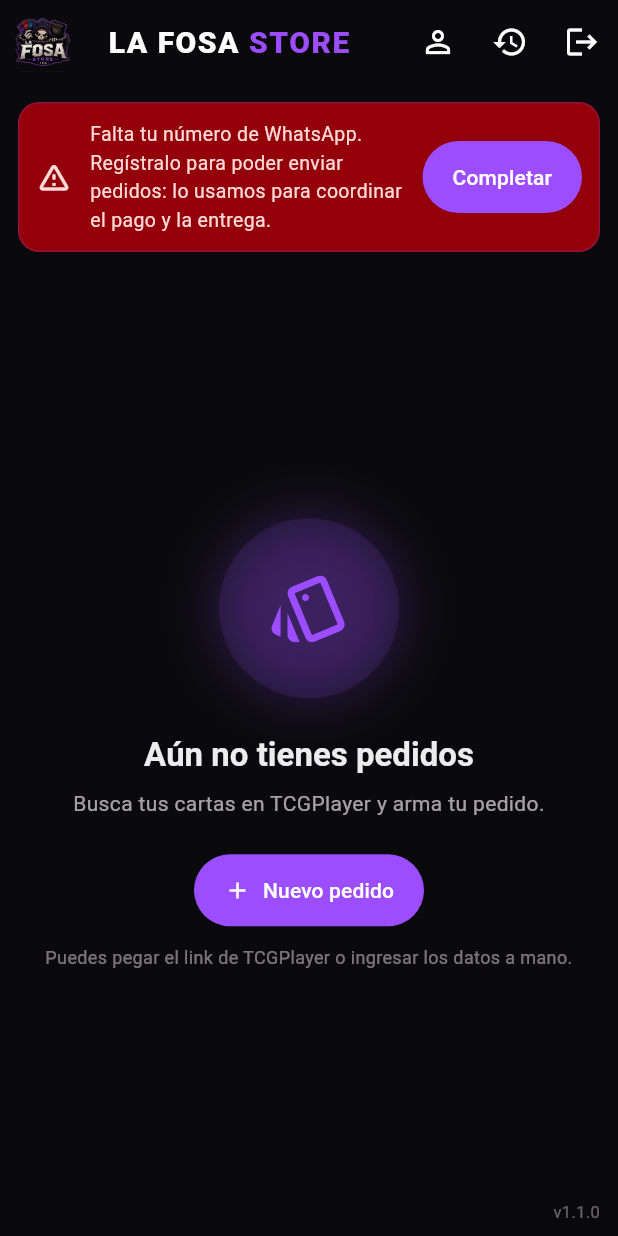
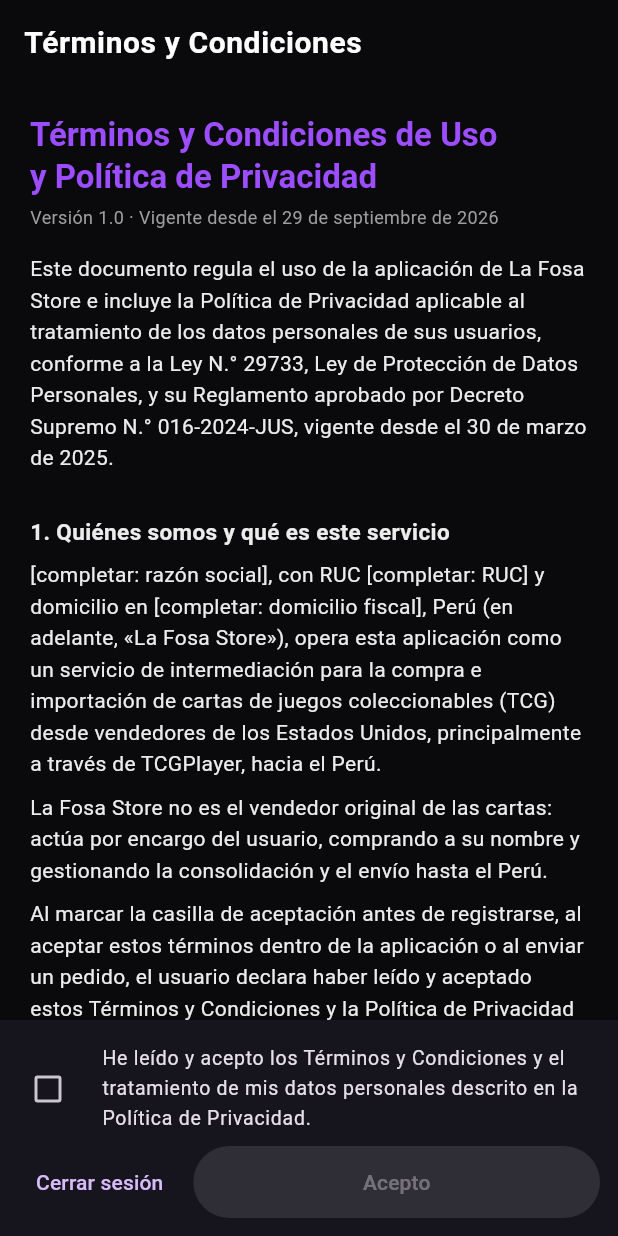
Before and after one commit to haroldevg/LaFosaImport, a Flutter app: the screen it shows once a user with an empty profile is signed in, on a phone screen of 412 x 824 dp. Run offline on Flutter 3.47's test engine with Material 3 defaults, Android fonts, the phone set to English and light mode, and no system bars; our stand-ins replace cloud_firestore, firebase_auth, firebase_core, google_sign_in, package_info_plus, share_plus and 2 more; missing offline and left inert: dart:js_interop, excel, google_sign_in_web; accounts and stored records are empty.

Commit message:
feat: implement terms and conditions acceptance flow
- Added terms acceptance fields to UserProfile model.
- Integrated terms acceptance checkbox in LoginScreen.
- Displayed terms acceptance status in ProfileScreen.
- Created TermsScreen for users to read and accept terms.
- Implemented TermsNotAcceptedException in OrderService.
- Updated ProfileService to record terms acceptance.
- Added terms and conditions text in legal/terms.dart and web/terminos.html.

```diff
--- /dev/null
+++ b/lib/legal/terms.dart
@@ -0,0 +1,226 @@
+/// Texto único de los Términos y Condiciones / Política de Privacidad.
+///
+/// La pantalla [TermsScreen] y la página pública `web/terminos.html` muestran
+/// este mismo contenido: si se edita aquí, hay que reflejarlo allá (y subir
+/// [termsVersion], que es lo que obliga a los usuarios a aceptar de nuevo).
+library;
+
+// ─────────────────────────────────────────────────────────────────────────
+// ⚠️ COMPLETAR ANTES DE PUBLICAR. Son los únicos datos que faltan; aparecen
+// interpolados en el texto de abajo y en web/terminos.html.
+// ─────────────────────────────────────────────────────────────────────────
+const legalBusinessName = '[completar: razón social]';
+const legalTaxId = '[completar: RUC]';
+const legalAddress = '[completar: domicilio fiscal]';
+const legalContactEmail = '[completar: correo de contacto]';
+const legalContactPhone = '[completar: WhatsApp de atención]';
+const legalJurisdiction = 'Lima';
+const legalDatabaseName = 'Clientes de La Fosa Store';
+const legalPublicUrl = 'https://tcgimport-pe.web.app/terminos.html';
+
+/// Se sube cuando el texto cambia de forma sustancial. Un usuario que aceptó
+/// una versión anterior vuelve a ver la pantalla de aceptación.
+const termsVersion = '1.0';
+const termsEffectiveDate = '29 de septiembre de 2026';
+
+class TermsSection {
+  final String title;
+  final List<String> paragraphs;
+
+  const TermsSection(this.title, this.paragraphs);
+}
+
+const termsIntro =
+    'Este documento regula el uso de la aplicación de La Fosa Store e '
+    'incluye la Política de Privacidad aplicable al tratamiento de los datos '
+    'personales de sus usuarios, conforme a la Ley N.° 29733, Ley de '
+    'Protección de Datos Personales, y su Reglamento aprobado por Decreto '
+    'Supremo N.° 016-2024-JUS, vigente desde el 30 de marzo de 2025.';
+
+const termsSections = <TermsSection>[
+  TermsSection('1. Quiénes somos y qué es este servicio', [
+    '$legalBusinessName, con RUC $legalTaxId y domicilio en $legalAddress, '
+        'Perú (en adelante, «La Fosa Store»), opera esta aplicación como un '
+        'servicio de intermediación para la compra e importación de cartas de '
+        'juegos coleccionables (TCG) desde vendedores de los Estados Unidos, '
+        'principalmente a través de TCGPlayer, hacia el Perú.',
+    'La Fosa Store no es el vendedor original de las cartas: actúa por '
+        'encargo del usuario, comprando a su nombre y gestionando la '
+        'consolidación y el envío hasta el Perú.',
+    'Al marcar la casilla de aceptación antes de registrarse, al aceptar '
+        'estos términos dentro de la aplicación o al enviar un pedido, el '
+        'usuario declara haber leído y aceptado estos Términos y Condiciones '
+        'y la Política de Privacidad que forma parte de ellos.',
+  ]),
+  TermsSection('2. Cuenta de usuario', [
+    'El acceso se realiza mediante una cuenta de Google. La Fosa Store no '
+        'crea, no conoce ni almacena contraseñas: la autenticación la realiza '
+        'Google y la aplicación solo recibe la confirmación de identidad junto '
+        'con el nombre, el correo y la foto de perfil asociados a esa cuenta.',
+    'El usuario es responsable de la veracidad de los datos que registra y de '
+        'mantener vigente su número de contacto. Un número inexacto puede '
+        'impedir coordinar el pago o la entrega de su pedido.',
+    'El servicio está dirigido a personas mayores de edad. Los menores de '
+        'edad solo pueden usarlo con la autorización previa de sus padres o '
+        'tutores, quienes consienten el tratamiento de sus datos conforme a la '
+        'normativa vigente.',
+  ]),
+  TermsSection('3. Cómo funciona un pedido', [
+    'Los montos que muestra la aplicación son estimados. Se calculan sobre el '
+        'precio publicado por el vendedor, un impuesto de venta estimado de '
+        'los Estados Unidos, el margen de servicio de La Fosa Store y el costo '
+        'de consolidación y envío hacia el Perú.',
+    'Los precios en TCGPlayer varían de forma constante. Si al momento de la '
+        'compra el precio cambió, el pedido pasa al estado «Ajuste de precio — '
+        'por confirmar» y no se compra nada hasta que el usuario acepte '
+        'expresamente el nuevo total. Si no está de acuerdo, puede rechazarlo '
+        'y el pedido se cancela sin costo alguno.',
+    'El pedido se considera confirmado cuando el usuario acepta el total y '
+        'cumple con el pago acordado. Los plazos de entrega son estimados y '
+        'dependen de terceros —vendedores, servicio de consolidación, aduanas '
+        'y mensajería—, por lo que no constituyen una fecha garantizada.',
+    'La Fosa Store informará al usuario cualquier costo adicional aplicable '
+        'antes de realizar la compra.',
+  ]),
+  TermsSection('4. Datos personales que tratamos', [
+    'Para prestar el servicio, La Fosa Store trata los siguientes datos '
+        'personales del usuario:',
+    '• Nombre completo, el que el propio usuario registra en su perfil.\n'
+        '• Correo electrónico de la cuenta de Google con la que inicia sesión.\n'
+        '• Número de teléfono celular con WhatsApp.\n'
+        '• Foto de perfil asociada a la cuenta de Google, cuando exista.\n'
+        '• Información de sus pedidos: cartas solicitadas, montos, estados y '
+        'fechas.',
+    'No se solicitan ni se tratan datos sensibles en los términos de la Ley '
+        'N.° 29733. No se solicitan datos de tarjetas ni credenciales '
+        'bancarias a través de la aplicación.',
+  ]),
+  TermsSection('5. Finalidad: uso exclusivamente administrativo', [
+    'Los datos personales se tratan únicamente con fines administrativos y '
+        'operativos, y en concreto para:',
+    '• identificar al usuario y asociar sus pedidos a su cuenta;\n'
+        '• contactarlo por WhatsApp o por correo electrónico para coordinar el '
+        'pago, informarle el estado de su pedido, comunicarle un ajuste de '
+        'precio y coordinar la entrega;\n'
+        '• cumplir las obligaciones legales, contables y tributarias que '
+        'correspondan.',
+    'Los datos no se utilizan con fines publicitarios ni promocionales, no se '
+        'venden, ceden ni alquilan a terceros con fines comerciales, y no se '
+        'emplean para elaborar perfiles ni para adoptar decisiones '
+        'automatizadas que afecten al usuario.',
+    'Cualquier finalidad distinta a las señaladas requerirá un consentimiento '
+        'adicional, previo y específico, que el usuario podrá negar sin que '
+        'ello afecte la prestación del servicio.',
+  ]),
+  TermsSection('6. Consentimiento', [
+    'El tratamiento se realiza con el consentimiento libre, previo, expreso, '
+        'inequívoco e informado del usuario, otorgado al aceptar estos '
+        'términos, conforme a la Ley N.° 29733 y su Reglamento.',
+    'El usuario puede revocar su consentimiento en cualquier momento '
+        'escribiendo a $legalContactEmail. La revocación no tiene efectos '
+        'retroactivos y, dado que los datos indicados son indispensables para '
+        'prestar el servicio, su revocación implica el cierre de la cuenta, '
+        'sin perjuicio de la conservación de la información necesaria para '
+        'atender obligaciones legales o pedidos en curso.',
+  ]),
+  TermsSection('7. Seguridad y cifrado de la información', [
+    'La información se almacena en la plataforma Google Firebase (Google '
+        'Cloud Platform) y se protege con las siguientes medidas:',
+    '• Cifrado en tránsito: toda comunicación entre la aplicación y los '
+        'servidores viaja cifrada mediante TLS/HTTPS.\n'
+        '• Cifrado en reposo: la infraestructura de Google Cloud cifra los '
+        'datos almacenados con algoritmo AES de 256 bits.\n'
+        '• Control de acceso: las reglas de seguridad de la base de datos '
+        'permiten que cada usuario lea y modifique únicamente su propia '
+        'información; solo el personal administrativo autorizado accede a los '
+        'datos necesarios para gestionar los pedidos.\n'
+        '• Autenticación federada con Google, sin almacenamiento de '
+        'contraseñas por parte de La Fosa Store.',
+    'Ningún sistema es completamente infalible. La Fosa Store adopta las '
+        'medidas técnicas, organizativas y legales exigidas por la Ley N.° '
+        '29733 y su Reglamento. Ante un incidente de seguridad que afecte '
+        'datos personales, lo notificará a la Autoridad Nacional de Protección '
+        'de Datos Personales dentro de las 48 horas de conocido y comunicará a '
+        'los usuarios afectados cuando corresponda, conforme al Decreto '
+        'Supremo N.° 016-2024-JUS.',
+  ]),
+  TermsSection('8. Plazo de conservación', [
+    'Los datos se conservan mientras la cuenta del usuario permanezca activa '
+        'y, una vez cerrada, durante el plazo necesario para atender '
+        'obligaciones legales, contables, tributarias o eventuales reclamos. '
+        'Cumplido ese plazo, los datos se eliminan o se anonimizan de forma '
+        'irreversible.',
+  ]),
+  TermsSection('9. Encargado de tratamiento y flujo transfronterizo', [
+    'Para operar, La Fosa Store utiliza los servicios de Google LLC '
+        '—Firebase Authentication, Cloud Firestore y Firebase Hosting— en '
+        'calidad de encargado de tratamiento, actuando bajo sus instrucciones.',
+    'Esto implica que los datos se almacenan en servidores ubicados fuera del '
+        'territorio peruano. Al aceptar estos términos, el usuario otorga su '
+        'consentimiento expreso para dicho flujo transfronterizo de datos '
+        'personales, conforme a la Ley N.° 29733, dejando constancia de que el '
+        'proveedor mantiene niveles de protección adecuados.',
+  ]),
+  TermsSection('10. Banco de datos personales', [
+    'Los datos indicados forman parte del banco de datos personales '
+        'denominado «$legalDatabaseName», cuyo titular es $legalBusinessName, '
+        'administrado conforme a la Ley N.° 29733 y su Reglamento.',
+  ]),
+  TermsSection('11. Derechos del titular de los datos', [
+    'El usuario puede ejercer en cualquier momento los derechos reconocidos '
+        'por la Ley N.° 29733 y su Reglamento: información, acceso, '
+        'actualización, inclusión, rectificación, supresión o cancelación, '
+        'impedir el suministro de sus datos, oposición, tratamiento objetivo y '
+        'portabilidad.',
+    'Para ejercerlos basta escribir a $legalContactEmail desde el correo '
+        'registrado en la cuenta, indicando el derecho que desea ejercer. La '
+        'solicitud se atiende dentro de los plazos previstos por la normativa '
+        'vigente y sin costo alguno.',
+    'Si considera que su solicitud no fue atendida, el usuario puede '
+        'presentar un reclamo ante la Autoridad Nacional de Protección de '
+        'Datos Personales del Ministerio de Justicia y Derechos Humanos.',
+  ]),
+  TermsSection('12. Comunicaciones', [
+    'Al registrar su número de celular, el usuario acepta recibir mensajes de '
+        'WhatsApp y correos electrónicos de carácter transaccional '
+        'relacionados con sus pedidos: confirmaciones, ajustes de precio, '
+        'coordinación de pago y de entrega. Estas comunicaciones forman parte '
+        'del servicio contratado y no constituyen publicidad.',
+    'La Fosa Store no envía comunicaciones comerciales no solicitadas. '
+        'Cualquier envío promocional requerirá un consentimiento adicional y '
+        'podrá revocarse en cualquier momento.',
+  ]),
+  TermsSection('13. Almacenamiento local en el navegador', [
+    'La versión web utiliza el almacenamiento local del navegador únicamente '
+        'para mantener la sesión iniciada del usuario. No se utilizan cookies '
+        'publicitarias ni herramientas de seguimiento de terceros.',
+  ]),
+  TermsSection('14. Consultas y reclamos', [
+    'Cualquier consulta o reclamo puede dirigirse a $legalContactEmail o al '
+        'WhatsApp de atención $legalContactPhone.',
+    'La Fosa Store atiende los reclamos conforme al Código de Protección y '
+        'Defensa del Consumidor, Ley N.° 29571, sin perjuicio del derecho del '
+        'usuario de acudir al Indecopi.',
+  ]),
+  TermsSection('15. Modificaciones de estos términos', [
+    'La Fosa Store puede actualizar estos Términos y Condiciones. Cuando el '
+        'cambio sea sustancial, se solicitará nuevamente la aceptación dentro '
+        'de la aplicación antes de continuar usando el servicio.',
+    'La versión vigente está siempre disponible dentro de la aplicación y en '
+        '$legalPublicUrl.',
+  ]),
+  TermsSection('16. Ley aplicable y jurisdicción', [
+    'Estos términos se rigen por las leyes de la República del Perú. '
+        'Cualquier controversia derivada de su interpretación o ejecución se '
+        'somete a los jueces y tribunales del distrito judicial de '
+        '$legalJurisdiction, sin perjuicio de los derechos que la normativa de '
+        'protección al consumidor reconoce al usuario.',
+  ]),
+  TermsSection('17. Contacto', [
+    '$legalBusinessName\n'
+        'RUC: $legalTaxId\n'
+        'Domicilio: $legalAddress\n'
+        'Correo: $legalContactEmail\n'
+        'WhatsApp: $legalContactPhone',
+  ]),
+];
--- a/lib/main.dart
+++ b/lib/main.dart
@@ -3,11 +3,14 @@
 import 'package:flutter/material.dart';
 
 import 'firebase_options.dart';
+import 'models/user_profile.dart';
 import 'screens/app_closed_screen.dart';
 import 'screens/home_screen.dart';
 import 'screens/login_screen.dart';
+import 'screens/terms_screen.dart';
 import 'services/auth_service.dart';
 import 'services/order_service.dart';
+import 'services/profile_service.dart';
 import 'theme.dart';
 
 Future<void> main() async {
@@ -58,8 +61,10 @@
   }
 }
 
-/// Sits between login and [HomeScreen]: admins always get the app; everyone
-/// else sees [AppClosedScreen] while `config/settings.closed` is true.
+/// Sits between login and [HomeScreen]. First barrier: nobody gets in without
+/// having accepted the current terms. After that, admins always get the app;
+/// everyone else sees [AppClosedScreen] while `config/settings.closed` is
+/// true.
 class _AccessGate extends StatelessWidget {
   const _AccessGate({required this.uid});
 
@@ -67,6 +72,26 @@
 
   @override
   Widget build(BuildContext context) {
+    // Nadie —cliente o admin— pasa de aquí sin una aceptación registrada de
+    // la versión vigente de los términos. Publicar un texto nuevo (subir
+    // termsVersion) vuelve a levantar esta barrera para todos.
+    return StreamBuilder<UserProfile?>(
+      stream: ProfileService.instance.profile(uid),
+      builder: (context, profileSnap) {
+        if (profileSnap.connectionState == ConnectionState.waiting) {
+          return const Scaffold(
+            body: Center(child: CircularProgressIndicator()),
+          );
+        }
+        if (!(profileSnap.data?.hasAcceptedCurrentTerms ?? false)) {
+          return const TermsScreen(requireAcceptance: true);
+        }
+        return _buildForAcceptedUser(context);
+      },
+    );
+  }
+
+  Widget _buildForAcceptedUser(BuildContext context) {
     return StreamBuilder<bool>(
       stream: OrderService.instance.isAdmin(uid),
       builder: (context, adminSnap) {
--- a/lib/models/user_profile.dart
+++ b/lib/models/user_profile.dart
@@ -1,4 +1,6 @@
 import 'package:cloud_firestore/cloud_firestore.dart';
+
+import '../legal/terms.dart';
 
 /// Peru's country calling code. The store only imports into Peru, so every
 /// WhatsApp number is stored with this prefix and the customer only ever
@@ -75,6 +77,13 @@
   /// never have, so the first edit is always allowed.
   final DateTime? profileUpdatedAt;
 
+  /// Version of the terms this customer accepted, empty if they never have.
+  /// Stored as a version rather than a flag so that publishing a new text
+  /// (see [termsVersion]) asks everyone to accept again instead of silently
+  /// treating an old acceptance as covering the new wording.
+  final String termsAcceptedVersion;
+  final DateTime? termsAcceptedAt;
+
   const UserProfile({
     required this.uid,
     required this.displayName,
@@ -82,7 +91,12 @@
     required this.whatsapp,
     this.photoUrl,
     this.profileUpdatedAt,
+    this.termsAcceptedVersion = '',
+    this.termsAcceptedAt,
   });
+
+  /// Whether this customer has accepted the text that's live right now.
+  bool get hasAcceptedCurrentTerms => termsAcceptedVersion == termsVersion;
 
   /// Whether there's a number the staff can actually write to. Deliberately
   /// stricter than "not empty": a blank or whitespace-only value would pass
@@ -115,6 +129,8 @@
       photoUrl: data['photoUrl'] as String?,
       whatsapp: data['whatsapp'] as String? ?? '',
       profileUpdatedAt: (data['profileUpdatedAt'] as Timestamp?)?.toDate(),
+      termsAcceptedVersion: data['termsAcceptedVersion'] as String? ?? '',
+      termsAcceptedAt: (data['termsAcceptedAt'] as Timestamp?)?.toDate(),
     );
   }
 }
--- a/lib/screens/new_order_screen.dart
+++ b/lib/screens/new_order_screen.dart
@@ -194,6 +194,11 @@
             _error =
                 'Ya tienes un pedido en curso. Podrás crear otro cuando el '
                 'staff lo compre.',
+      );
+    } on TermsNotAcceptedException {
+      setState(
+        () => _error =
+            'Debes aceptar los Términos y Condiciones para enviar un pedido.',
       );
     } on MissingWhatsAppException {
       setState(
--- /dev/null
+++ b/lib/screens/terms_screen.dart
@@ -0,0 +1,176 @@
+import 'package:flutter/material.dart';
+
+import '../legal/terms.dart';
+import '../services/auth_service.dart';
+import '../services/profile_service.dart';
+import '../theme.dart';
+
+/// Los Términos y Condiciones / Política de Privacidad, en dos modos:
+///
+/// * lectura (`requireAcceptance: false`), accesible desde el login antes de
+///   registrarse y desde el perfil en cualquier momento;
+/// * aceptación (`requireAcceptance: true`), que es la barrera que se
+///   interpone entre el usuario registrado y el resto de la aplicación
+///   mientras no haya aceptado la versión vigente.
+///
+/// En modo aceptación no hay botón de retroceso: las únicas salidas son
+/// aceptar o cerrar sesión, para que quedar dentro de la app implique siempre
+/// una aceptación registrada.
+class TermsScreen extends StatefulWidget {
+  const TermsScreen({super.key, this.requireAcceptance = false});
+
+  final bool requireAcceptance;
+
+  @override
+  State<TermsScreen> createState() => _TermsScreenState();
+}
+
+class _TermsScreenState extends State<TermsScreen> {
+  bool _accepting = false;
+  bool _checked = false;
+  String? _error;
+
+  Future<void> _accept() async {
+    setState(() {
+      _accepting = true;
+      _error = null;
+    });
+    try {
+      await ProfileService.instance.acceptTerms(
+        AuthService.instance.currentUser!.uid,
+      );
+      // El gate de main.dart escucha el perfil: al quedar registrada la
+      // aceptación deja pasar solo, sin necesidad de navegar desde aquí.
+    } catch (e) {
+      if (!mounted) return;
+      setState(() {
+        _accepting = false;
+        _error = 'No se pudo registrar tu aceptación: $e';
+      });
+    }
+  }
+
+  @override
+  Widget build(BuildContext context) {
+    final brand = Theme.of(context).extension<LaFosaColors>()!;
+    return PopScope(
+      // En modo aceptación, el botón atrás del sistema no puede saltarse la
+      // barrera; en modo lectura se comporta con normalidad.
+      canPop: !widget.requireAcceptance,
+      child: Scaffold(
+        appBar: AppBar(
+          title: const Text('Términos y Condiciones'),
+          automaticallyImplyLeading: !widget.requireAcceptance,
+        ),
+        body: SafeArea(
+          child: Column(
+            children: [
+              Expanded(
+                child: ListView(
+                  padding: const EdgeInsets.fromLTRB(20, 20, 20, 8),
+                  children: [
+                    Text(
+                      'Términos y Condiciones de Uso\ny Política de Privacidad',
+                      style: Theme.of(context).textTheme.titleLarge?.copyWith(
+                        fontWeight: FontWeight.bold,
+                        color: brand.violet,
+                      ),
+                    ),
+                    const SizedBox(height: 4),
+                    Text(
+                      'Versión $termsVersion · Vigente desde el '
+                      '$termsEffectiveDate',
+                      style: const TextStyle(fontSize: 12, color: Colors.grey),
+                    ),
+                    const SizedBox(height: 16),
+                    Text(termsIntro, style: const TextStyle(height: 1.5)),
+                    const SizedBox(height: 8),
+                    for (final section in termsSections) ...[
+                      const SizedBox(height: 20),
+                      Text(
+                        section.title,
+                        style: const TextStyle(
+                          fontWeight: FontWeight.bold,
+                          fontSize: 15,
+                        ),
+                      ),
+                      const SizedBox(height: 8),
+                      for (final paragraph in section.paragraphs)
+                        Padding(
+                          padding: const EdgeInsets.only(bottom: 8),
+                          child: Text(
+                            paragraph,
+                            style: const TextStyle(height: 1.5),
+                          ),
+                        ),
+                    ],
+                    const SizedBox(height: 24),
+                  ],
+                ),
+              ),
+              if (widget.requireAcceptance) _buildAcceptanceBar(context),
+            ],
+          ),
+        ),
+      ),
+    );
+  }
+
+  Widget _buildAcceptanceBar(BuildContext context) {
+    return Material(
+      elevation: 8,
+      color: Theme.of(context).colorScheme.surface,
+      child: Padding(
+        padding: const EdgeInsets.fromLTRB(12, 8, 12, 12),
+        child: Column(
+          mainAxisSize: MainAxisSize.min,
+          crossAxisAlignment: CrossAxisAlignment.stretch,
+          children: [
+            CheckboxListTile(
+              value: _checked,
+              onChanged: _accepting
+                  ? null
+                  : (v) => setState(() => _checked = v ?? false),
+              controlAffinity: ListTileControlAffinity.leading,
+              contentPadding: EdgeInsets.zero,
+              dense: true,
+              title: const Text(
+                'He leído y acepto los Términos y Condiciones y el '
+                'tratamiento de mis datos personales descrito en la Política '
+                'de Privacidad.',
+                style: TextStyle(fontSize: 13),
+              ),
+            ),
+            if (_error != null) ...[
+              Text(_error!, style: const TextStyle(color: Colors.red)),
+              const SizedBox(height: 8),
+            ],
+            Row(
+              children: [
+                TextButton(
+                  onPressed: _accepting
+                      ? null
+                      : () => AuthService.instance.signOut(),
+                  child: const Text('Cerrar sesión'),
+                ),
+                const SizedBox(width: 8),
+                Expanded(
+                  child: FilledButton(
+                    onPressed: (!_checked || _accepting) ? null : _accept,
+                    child: _accepting
+                        ? const SizedBox(
+                            height: 20,
+                            width: 20,
+                            child: CircularProgressIndicator(strokeWidth: 2),
+                          )
+                        : const Text('Acepto'),
+                  ),
+                ),
+              ],
+            ),
+          ],
+        ),
+      ),
+    );
+  }
+}
```
Also changed, not shown: lib/screens/login_screen.dart (+71 -3 lines), lib/screens/profile_screen.dart (+23 -0 lines), lib/services/order_service.dart (+10 -1 lines), lib/services/profile_service.dart (+11 -0 lines), 2 other files.
